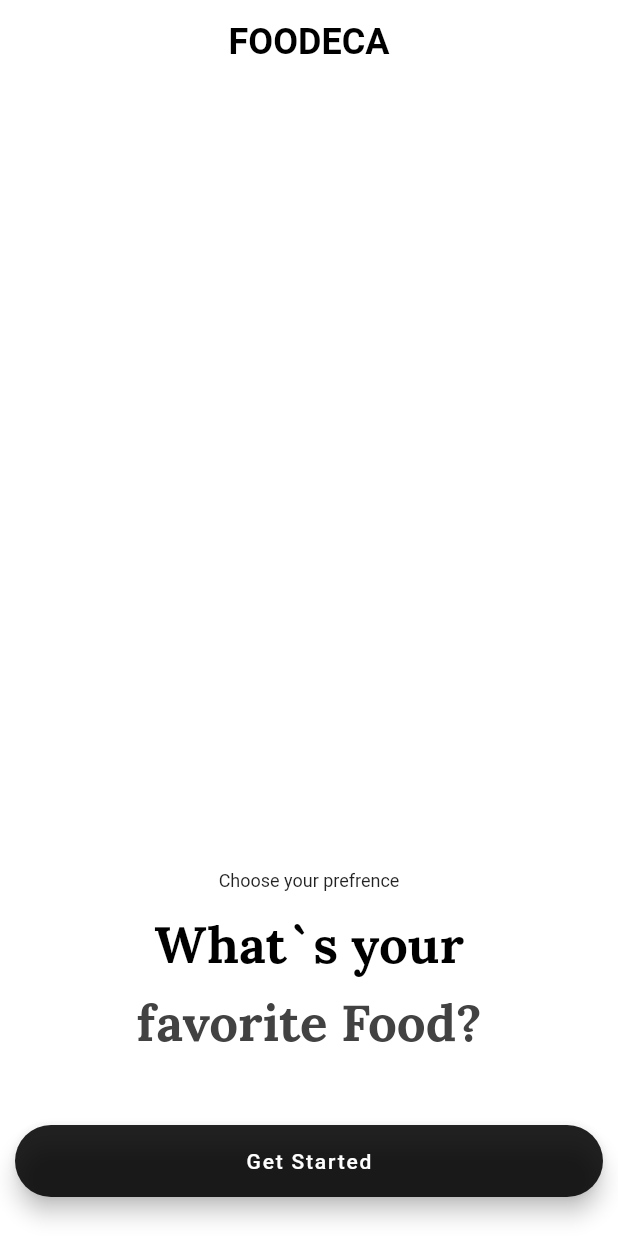
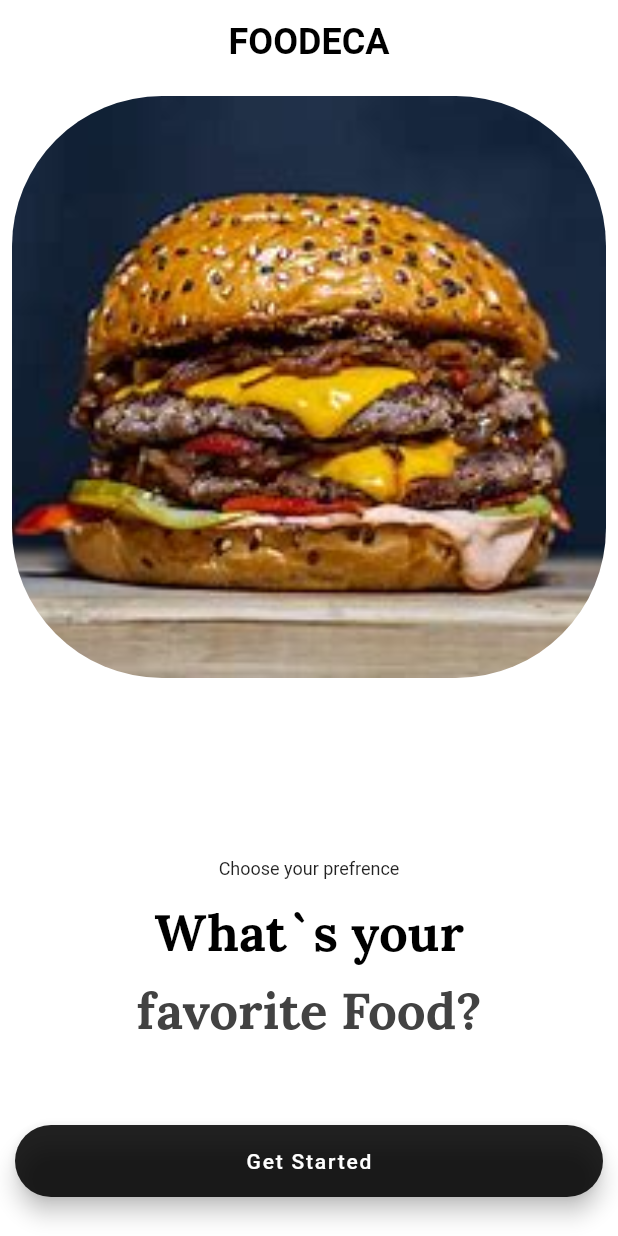
Before and after one commit to radG1t/food_delivery, a Flutter app: the screen it shows after launch, on a phone screen of 412 x 824 dp. Run offline on Flutter 3.47's test engine with Material 2 defaults, Android fonts, the phone set to English and light mode, and no system bars; our stand-ins replace google_fonts.

Commit message:
startPage ended

```diff
--- a/lib/startPage.dart
+++ b/lib/startPage.dart
@@ -21,10 +21,27 @@ class StartPage extends StatelessWidget {
       body: Center(
         child: Padding(
           padding: const EdgeInsets.fromLTRB(0, 0, 0, 120),
+          child: Padding(
+            padding: const EdgeInsets.all(8.0),
             child: Column(
               crossAxisAlignment: CrossAxisAlignment.center,
-            mainAxisAlignment: MainAxisAlignment.end,
+              mainAxisAlignment: MainAxisAlignment.center,
               children: [
+                const Expanded(
+                  child: ClipRRect(
+                    borderRadius: BorderRadius.all(Radius.circular(100)),
+                    child: Image(
+                      image: AssetImage(
+                        'assets/burger.jpeg',
+                      ),
+                      fit: BoxFit.fitHeight,
+                      height: 500,
+                    ),
+                  ),
+                ),
+                const SizedBox(
+                  height: 120,
+                ),
                 const Text(
                   'Choose your prefrence',
                   style: TextStyle(fontSize: 12),
@@ -50,13 +67,9 @@ class StartPage extends StatelessWidget {
                     fontSize: 34,
                     fontWeight: FontWeight.w800,
                   ),
-
-                // style: TextStyle(fontFamily:GoogleFonts(),
-                //     color: Colors.grey,
-                //     fontSize: 34,
-                //     fontWeight: FontWeight.bold),
                 ),
               ],
+            ),
           ),
         ),
       ),
--- a/pubspec.yaml
+++ b/pubspec.yaml
@@ -61,9 +61,8 @@ flutter:
   uses-material-design: true
 
   # To add assets to your application, add an assets section, like this:
-  # assets:
-  #   - images/a_dot_burr.jpeg
-  #   - images/a_dot_ham.jpeg
+  assets:
+    - assets/
 
   # An image asset can refer to one or more resolution-specific "variants", see
   # https://flutter.dev/assets-and-images/#resolution-aware
```
Lines whose indentation alone changed are shown as unchanged.
